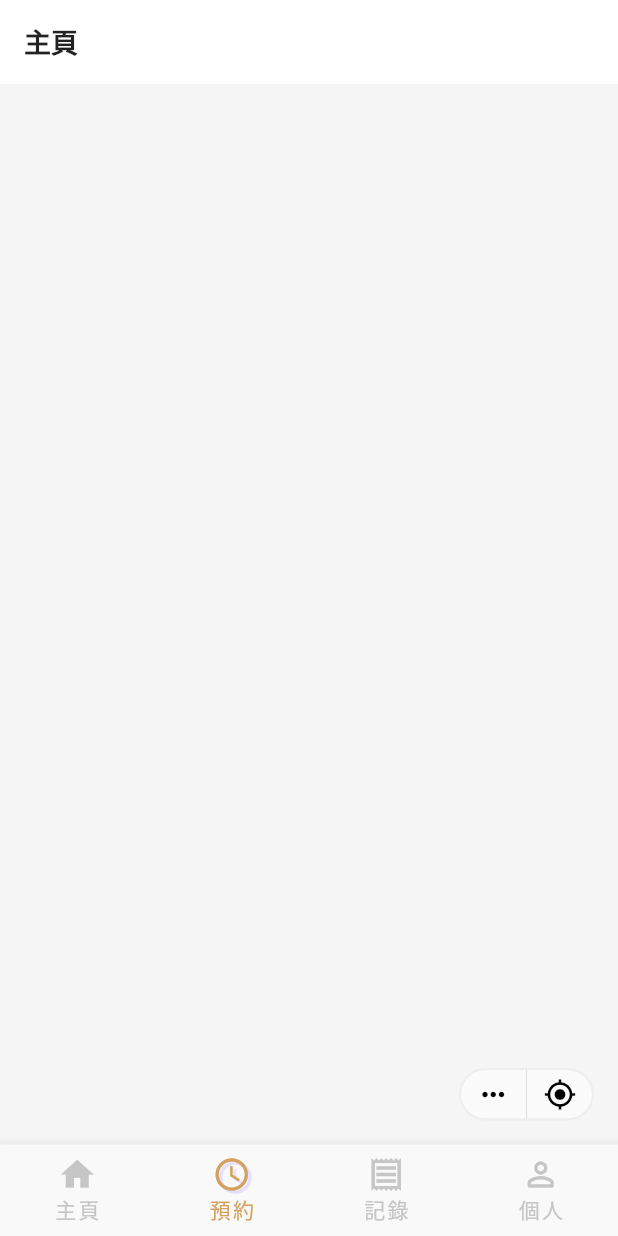
After one commit to tomchan123/glamsy_prototype, a Flutter app: the screen it shows after launch, item 2 of the bottom bar chosen, on a phone screen of 412 x 824 dp. The commit adds this screen. Run offline on Flutter 3.47's test engine with Material 2 defaults, Android fonts, the phone set to English and light mode, and no system bars; our stand-ins replace carousel_slider, font_awesome_flutter.

Commit message:
add changeing of page in nav bar

```diff
--- a/lib/ui/component/bottom_navbar/bottom_navbar.dart
+++ b/lib/ui/component/bottom_navbar/bottom_navbar.dart
@@ -2,21 +2,25 @@ import 'dart:math';
 
 import 'package:flutter/material.dart';
 import 'package:flutter/widgets.dart';
+import 'package:prototype/ui/page/booking/booking.dart';
+import 'package:prototype/ui/page/home/home.dart';
 
-class BottomNavbar extends StatefulWidget {
-  const BottomNavbar({ Key? key }) : super(key: key);
+class BottomNavbar extends StatelessWidget {
+  int selectedIndex;
+  final _indexRouteMap = {
+    0: "/",
+    1: "/booking",
+    2: "/history",
+    3: "/profile"
+  };
+
+  BottomNavbar({
+    Key? key,
+    required this.selectedIndex,
+  }) : super(key: key);
 
   @override
-  State<BottomNavbar> createState() => _BottomNavbarState();
-}
-
-class _BottomNavbarState extends State<BottomNavbar> {
-  int _selectedIndex = 0;
-
-  @override
-  Widget build(BuildContext context){
-    var navigator = Navigator.of(context);
-
+  Widget build(BuildContext context) {
     var theme = Theme.of(context);
 
     const unselectedColor = Color.fromARGB(255, 0xC6, 0xC6, 0xC6);
@@ -24,8 +28,12 @@ class _BottomNavbarState extends State<BottomNavbar> {
 
     return BottomNavigationBar(
       type: BottomNavigationBarType.fixed,
-      onTap: _onItemTapped,
-      currentIndex: _selectedIndex,
+      onTap: (i) =>
+        Navigator.of(context).pushNamedAndRemoveUntil(
+          _indexRouteMap[i]!,
+          (route) => false
+        ),
+      currentIndex: selectedIndex,
       iconSize: 26,
       backgroundColor: const Color.fromARGB(255, 0xF9, 0xF9, 0xF9),
       selectedItemColor: selectedColor,
@@ -59,10 +67,4 @@ class _BottomNavbarState extends State<BottomNavbar> {
       icon: Icon(icon),
     );
   }
-
-  _onItemTapped(int selectedIndex) {
-    setState(() {
-      _selectedIndex = selectedIndex;
-    });
-  }
 }
--- /dev/null
+++ b/lib/ui/page/booking/booking.dart
@@ -0,0 +1,88 @@
+import 'package:flutter/cupertino.dart';
+import 'package:flutter/material.dart';
+import 'package:prototype/ui/component/section/section.dart';
+
+import '../../component/bottom_navbar/bottom_navbar.dart';
+import '../../component/floating_menu/floating_menu.dart';
+
+class BookingPage extends StatefulWidget {
+  const BookingPage({
+    Key? key ,
+  }) : super(key: key);
+
+  @override
+  _BookingPageState createState() => _BookingPageState();
+}
+
+class _BookingPageState extends State<BookingPage> {
+  var _selectedStore = null;
+
+  @override
+  Widget build(BuildContext context) {
+    var theme = Theme.of(context);
+
+    return Scaffold(
+      appBar: AppBar(
+        title: Text(
+          "主頁",
+          style: theme.textTheme.titleLarge,
+        ),
+      ),
+      body: SingleChildScrollView(
+        child: Column(
+          children: [
+          ],
+        ),
+      ),
+      bottomNavigationBar: BottomNavbar(selectedIndex: 1),
+      floatingActionButton: const FloatingMenu(),
+    );
+  }
+
+  _selecteStoreSection(
+    ThemeData theme,
+  ) {
+    return Section(
+      headerSide: Row(
+        children: [
+          Text(
+            "香港",
+            style: theme.textTheme.titleSmall!.copyWith(
+              color: theme.hintColor,
+            ),
+          ),
+          Icon(
+            Icons.arrow_forward_ios_rounded,
+            color: theme.hintColor,
+            size: 16,
+          ),
+        ]
+      ),
+      title: "選擇門店",
+      child: Column(
+        children: [
+          _storeList(theme),
+          _storeInfo(theme),
+        ],
+      )
+    );
+  }
+
+  Widget _storeList(
+    ThemeData theme
+  ) {
+    return ListView(
+
+    );
+  }
+
+  Widget _storeInfo(
+    ThemeData theme,
+  ) {
+    return Row(
+      children: [
+
+      ],
+    );
+  }
+}
--- a/lib/ui/page/home/home.dart
+++ b/lib/ui/page/home/home.dart
@@ -14,7 +14,9 @@ import "package:prototype/ui/component/section/section.dart";
 import "../../component/floating_menu/floating_menu.dart";
 
 class HomePage extends StatefulWidget {
-  const HomePage({ Key? key }) : super(key: key);
+  const HomePage({
+    Key? key,
+  }) : super(key: key);
 
   @override
   _HomePageState createState() => _HomePageState();
@@ -41,7 +43,7 @@ class _HomePageState extends State<HomePage> {
           ],
         ),
       ),
-      bottomNavigationBar: const BottomNavbar(),
+      bottomNavigationBar: BottomNavbar(selectedIndex: 0),
       floatingActionButton: const FloatingMenu(),
     );
   }
--- a/lib/ui/root.dart
+++ b/lib/ui/root.dart
@@ -5,15 +5,38 @@ import 'package:prototype/ui/page/home/home.dart';
 import 'package:prototype/ui/page/profile/profile.dart';
 import 'package:prototype/ui/page/booking/booking.dart';
 import 'package:prototype/ui/theme/theme_data.dart';
+import "package:prototype/ui/component/bottom_navbar/bottom_navbar.dart";
 
-class Root extends StatelessWidget {
-const Root({ Key? key }) : super(key: key);
+class Root extends StatefulWidget {
+  const Root({ Key? key }) : super(key: key);
 
+  @override
+  State<Root> createState() => _RootState();
+}
+
+class _RootState extends State<Root> {
   @override
   Widget build(BuildContext context){
     return MaterialApp(
-      home: HomePage(),
+      initialRoute: "/",
       theme: AppTheme.mainTheme,
+      onGenerateRoute: (RouteSettings settings) {
+        switch (settings.name) {
+          case "/":
+            return PageRouteBuilder(
+              pageBuilder: (_, __, ___) =>
+                HomePage()
+            );
+          case "/booking":
+            return PageRouteBuilder(
+              pageBuilder: (_, __, ___) =>
+                BookingPage()
+            );
+          default:
+            return null;
+        }
+      },
     );
   }
+
 }
```
Also changed, not shown: lib/ui/page/reservation/reservation.dart (deleted, +0 -17 lines), lib/ui/page/booking/book_staff.dart (added).
